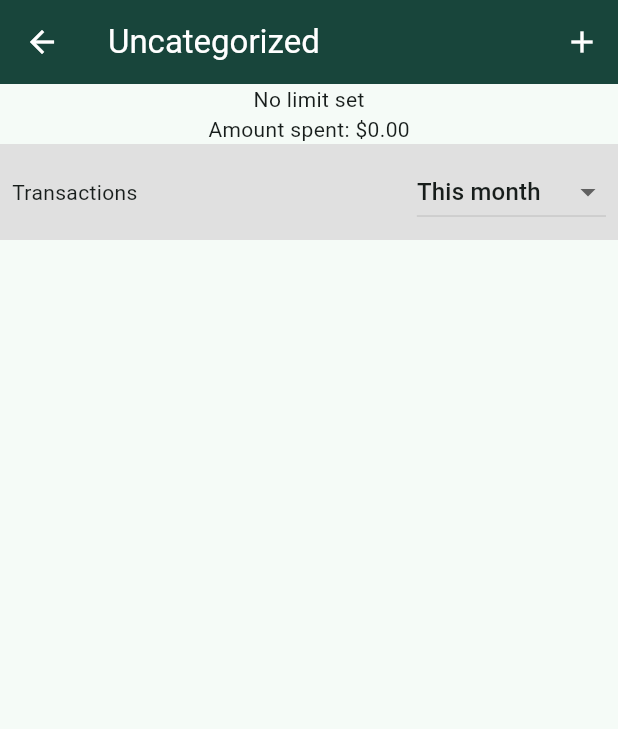
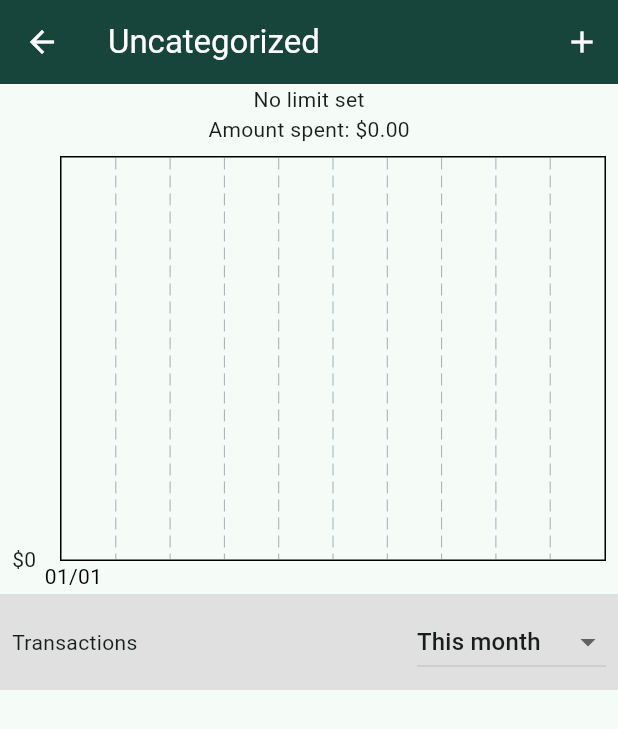
Before and after one commit to Catchup-SP9/Catchup, a Flutter app: the screen it shows after launch, after a tap on "Uncategorized", on a phone screen of 412 x 824 dp. Shown: the top 729 px of the screen. Run offline on Flutter 3.47's test engine with Material 3 defaults, Android fonts, the phone set to English and light mode, and no system bars; drawn by our look-alikes of fl_chart; our stand-ins replace csv, dio, file_picker, sqflite; accounts and stored records are empty; network calls fail.

Commit message:
fix: prevent DateRangePicker from being shown twice

```diff
--- a/lib/views/category_details.dart
+++ b/lib/views/category_details.dart
@@ -1,5 +1,6 @@
 import 'dart:math';
 
+import 'package:dio/dio.dart';
 import 'package:flutter/material.dart';
 import 'package:intl/intl.dart';
 import 'package:mobile/models/category.dart';
@@ -22,9 +23,13 @@ class _CategoryDetailsState extends State<CategoryDetailsPage> {
   late int amountSpent;
   late int maxDailyAmount;
   late List<CatchupTransaction> transactions;
+  late List<CatchupCategory> categories;
   late List<int> transactionsByDate;
-  late int num_of_days;
+  late int numOfDays;
   bool isLoading = false;
+  DateTime firstDate = DateTime(DateTime.now().year, DateTime.now().month, 1);
+  DateTime lastDate =
+      DateTime(DateTime.now().year, DateTime.now().month + 1, 0);
 
   String selectedRange = "This month";
 
@@ -34,59 +39,20 @@ class _CategoryDetailsState extends State<CategoryDetailsPage> {
     refreshTransactions();
   }
 
-
   Future refreshTransactions() async {
     setState(() => isLoading = true);
 
     amountSpent =
         await CatchupDatabase.instance.getCurrentMonthSum(widget.category.id!);
 
-    switch (selectedRange) {
-      case "This month":
-        // get first date of current month
-        DateTime now = DateTime.now();
-        DateTime firstDate = DateTime(now.year, now.month, 1);
-
-        // get last date of current month
-        DateTime lastDate = DateTime(now.year, now.month + 1, 0);
-
     transactions = await CatchupDatabase.instance
         .getTransactionFromToDate(widget.category.id!, firstDate, lastDate);
     transactionsByDate = await CatchupDatabase.instance
-            .getAggregateSumFromToDate(
-                widget.category.id!, firstDate, lastDate);
-        break;
-      case "Last month":
-        // get first date of last month
-        DateTime now = DateTime.now();
-        DateTime firstDate = DateTime(now.year, now.month - 1, 1);
-
-        // get last date of last month
-        DateTime lastDate = DateTime(now.year, now.month, 0);
-
-        transactions = await CatchupDatabase.instance
-            .getTransactionFromToDate(widget.category.id!, firstDate, lastDate);
-        transactionsByDate = await CatchupDatabase.instance
-            .getAggregateSumFromToDate(
-                widget.category.id!, firstDate, lastDate);
-        break;
-      case "Custom range":
-        DateTimeRange? picked = await showDateRangePicker(
-            context: context,
-            firstDate: DateTime(2000),
-            lastDate: DateTime(2101),
-            helpText: "Select date range");
-        DateTime? startDate = picked?.start;
-        DateTime? endDate = picked?.end;
-
-        transactions = await CatchupDatabase.instance.getTransactionFromToDate(
-            widget.category.id!, startDate!, endDate!);
-        transactionsByDate = await CatchupDatabase.instance
-            .getAggregateSumFromToDate(widget.category.id!, startDate, endDate);
-    }
+        .getAggregateSumFromToDate(widget.category.id!, firstDate, lastDate);
 
     maxDailyAmount = transactionsByDate.reduce(max);
-    num_of_days = transactionsByDate.length;
+    numOfDays = transactionsByDate.length;
+    categories = await CatchupDatabase.instance.getAllCategories();
     setState(() => isLoading = false);
   }
 
@@ -103,31 +69,59 @@ class _CategoryDetailsState extends State<CategoryDetailsPage> {
               ? const Text("Amount spent: Loading")
               : Text(
                   "Amount spent: \$${(amountSpent / 100).toStringAsFixed(2)}"),
-          Visibility(
-            visible: widget.category.id != 1,
-            child: isLoading
-                ? const Text("Loading chart")
-                : SizedBox(
+          isLoading
+              ? const Text("Loading graph")
+              : Container(
                   height: 300,
                   width: 500,
-                    child: LineChart(LineChartData(
-                      minX: 0,
-                      maxX: num_of_days.toDouble(),
-                      minY: 0,
-                      maxY: maxDailyAmount / 100,
-                      lineBarsData: [
-                        LineChartBarData(
-                          spots: [
-                            for (final (index, value)
-                                in transactionsByDate.indexed)
-                              FlSpot(index.toDouble(), value / 100)
+                  padding: const EdgeInsets.only(right: 8, top: 8, left: 8),
+                  child: BarChart(BarChartData(
+                    maxY: maxDailyAmount / 100 * 1.1,
+                    titlesData: FlTitlesData(
+                        show: true,
+                        rightTitles: const AxisTitles(
+                            sideTitles: SideTitles(showTitles: false)),
+                        topTitles: const AxisTitles(
+                            sideTitles: SideTitles(showTitles: false)),
+                        bottomTitles: AxisTitles(
+                          sideTitles: SideTitles(
+                            showTitles: true,
+                            getTitlesWidget: (double value, TitleMeta meta) {
+                              if (transactionsByDate[value.toInt()] == 0 &&
+                                  value.toInt() != 0) {
+                                return const SizedBox.shrink();
+                              }
+                              return Text(
+                                DateFormat("MM/dd").format(
+                                    DateTime.fromMillisecondsSinceEpoch(
+                                        value.toInt() * 1000)),
+                                style: const TextStyle(color: Colors.black),
+                              );
+                            },
+                          ),
+                        ),
+                        leftTitles: AxisTitles(
+                          sideTitles: SideTitles(
+                            showTitles: true,
+                            reservedSize: 32,
+                            getTitlesWidget: (double value, TitleMeta meta) {
+                              return Text("\$${value.toInt()}");
+                            },
+                          ),
+                        )),
+                    barGroups: [
+                      for (final (index, value) in transactionsByDate.indexed)
+                        BarChartGroupData(
+                          x: index,
+                          barRods: [
+                            BarChartRodData(
+                              toY: value / 100,
+                              borderRadius: BorderRadius.zero,
+                            ),
                           ],
-                          belowBarData:
-                              BarAreaData(show: true, color: Colors.green),
                         ),
                     ],
                   )),
-                  ),
                 ),
           Container(
             padding: const EdgeInsets.all(8),
@@ -144,11 +138,45 @@ class _CategoryDetailsState extends State<CategoryDetailsPage> {
                         child: Text(value),
                       );
                     }).toList(),
-                    onChanged: (value) {
+                    onChanged: (value) async {
                       setState(() {
                         isLoading = true;
+                      });
                       selectedRange = value.toString();
+
+                      switch (selectedRange) {
+                        case "This month":
+                          // get first date of current month
+                          DateTime now = DateTime.now();
+                          firstDate = DateTime(now.year, now.month, 1);
+
+                          // get last date of current month
+                          lastDate = DateTime(now.year, now.month + 1, 0);
+
+                          break;
+                        case "Last month":
+                          // get first date of last month
+                          DateTime now = DateTime.now();
+                          firstDate = DateTime(now.year, now.month - 1, 1);
+
+                          // get last date of last month
+                          lastDate = DateTime(now.year, now.month, 0);
+                          break;
+                        case "Custom range":
+                          DateTimeRange? picked = await showDateRangePicker(
+                              context: context,
+                              firstDate: DateTime(2000),
+                              lastDate: DateTime(2101),
+                              helpText: "Select date range");
+
+                          firstDate = picked!.start;
+                          lastDate = picked.end;
+                          break;
+                      }
+
                       refreshTransactions();
+
+                      setState(() {
                         isLoading = false;
                       });
                     }),
@@ -225,62 +253,16 @@ class _CategoryDetailsState extends State<CategoryDetailsPage> {
 
     String transactionAmount =
         (transactions[index].amount / 100).toStringAsFixed(2);
-    String transactionName = (transactions[index].description);
 
     return GestureDetector(
-      onTap: (){
+        onTap: () {
           showDialog(
             context: context,
-          builder: (BuildContext context) => AlertDialog(
-            title: Text(transactionName),
-
-
-          content: Column(
-            children: [
-              Text(
-                "Recommended Categories",
-                style: TextStyle(
-                  fontWeight: FontWeight.bold,
-                ),
-              ),
-
-
-              ListTile(
-                title: Text("Option 1"),
-                onTap: () {
-
-                  Navigator.pop(context); // Close the AlertDialog if needed
+            builder: (BuildContext context) => SwitchCategoryPopup(
+                transactions[index], widget.category, refreshTransactions),
+          );
         },
-              ),
-              ListTile(
-                title: Text("Option 2"),
-                onTap: () {
-
-                  Navigator.pop(context); // Close the AlertDialog if needed
-                },
-              ),
-              ListTile(
-                title: Text("Option 3"),
-                onTap: () {
-
-                  Navigator.pop(context); // Close the AlertDialog if needed
-                },
-              ),
-            ],),
-            actions: <Widget>[
-              TextButton(
-                onPressed: () => Navigator.pop(context),
-                child: const Text("OK"),
-              ),
-            ],
-
-          ),
-        );
-
-    },
-
         child: Card(
-
             child: ListTile(
           title: Text("\$$transactionAmount"),
           subtitle: Text(transactionDate),
@@ -313,7 +295,94 @@ class _CategoryDetailsState extends State<CategoryDetailsPage> {
               }
             },
           ),
-
         )));
   }
 }
+
+class SwitchCategoryPopup extends StatefulWidget {
+  final CatchupTransaction transaction;
+  final CatchupCategory category;
+  final Function refreshTransactions;
+
+  const SwitchCategoryPopup(
+      this.transaction, this.category, this.refreshTransactions,
+      {super.key});
+
+  @override
+  _SwitchCategoryPopupState createState() => _SwitchCategoryPopupState();
+}
+
+class _SwitchCategoryPopupState extends State<SwitchCategoryPopup> {
+  late List<CatchupCategory> categories;
+  String suggestedCategory = "";
+  bool isLoading = false;
+
+  @override
+  void initState() {
+    super.initState();
+    loadSuggestions();
+  }
+
+  Future loadSuggestions() async {
+    setState(() => isLoading = true);
+    categories = await CatchupDatabase.instance.getAllCategories();
+
+    final uri = Uri.parse("http://35.21.132.37:8000/recommendation");
+    var dio = Dio();
+
+    Response<Map> response = await dio.postUri(uri, data: {
+      "description": widget.transaction.description,
+      "categories": categories.map((e) => e.name).toList()
+    });
+
+    Map<dynamic, dynamic> data = response.data!;
+    suggestedCategory = data["data"];
+    setState(() => isLoading = false);
+  }
+
+  @override
+  Widget build(BuildContext context) {
+    if (isLoading) {
+      return const AlertDialog(
+        title: Text("Loading"),
+      );
+    }
+
+    return AlertDialog(
+      title: Text(widget.transaction.description),
+      content: SizedBox(
+        height: 300.0,
+        width: 300.0,
+        child: ListView.builder(
+          shrinkWrap: true,
+          itemCount: categories.length,
+          itemBuilder: (context, catIndex) {
+            // ignore the current category and the "Uncategorized" category
+            if (categories[catIndex].id == widget.category.id ||
+                categories[catIndex].id == 1) {
+              return const SizedBox.shrink();
+            }
+            return ListTile(
+              title: Text(categories[catIndex].name),
+              tileColor: categories[catIndex].name.contains(suggestedCategory)
+                  ? Colors.green
+                  : null,
+              onTap: () async {
+                await CatchupDatabase.instance.updateTransactionCategory(
+                    widget.transaction.id!, categories[catIndex].id!);
+                await widget.refreshTransactions();
+                Navigator.pop(context);
+              },
+            );
+          },
+        ),
+      ),
+      actions: <Widget>[
+        TextButton(
+          onPressed: () => Navigator.pop(context),
+          child: const Text("OK"),
+        ),
+      ],
+    );
+  }
+}
```
Also changed, not shown: lib/database.dart (+8 -0 lines). Lines whose indentation alone changed are shown as unchanged.
